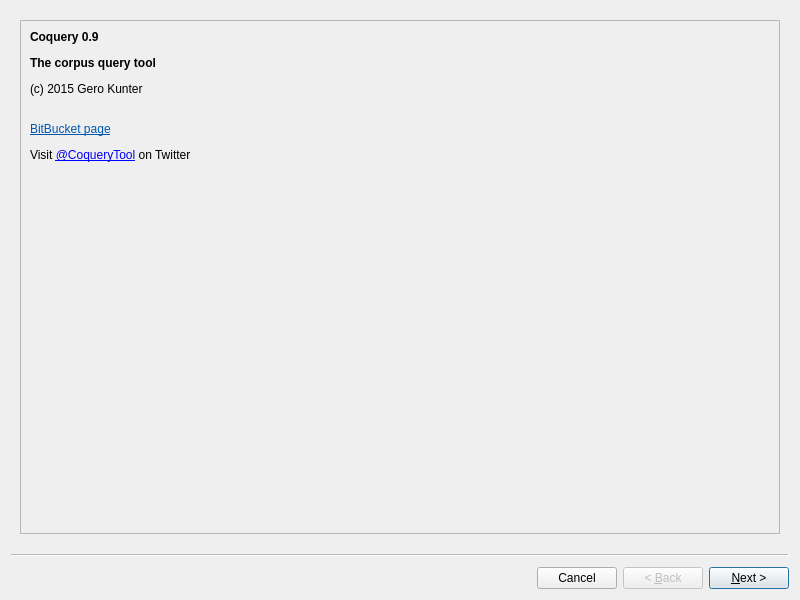
First picture: the form in coquery/gui/wizard.ui, repository gkunter/coquery, before the edit.
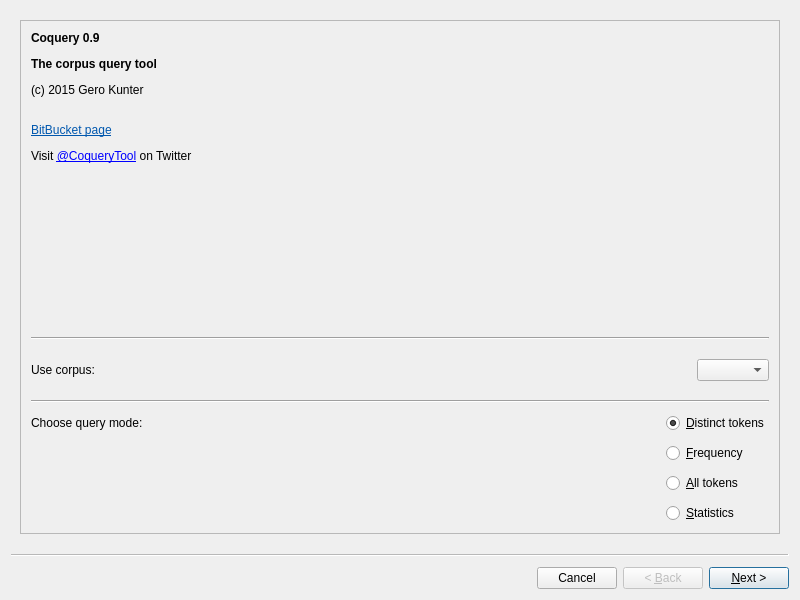
Second picture: the form after the edit. Icons and pictures are not drawn.

Commit message: Improve GUI interface. Add GUI for standalone program.

```diff
--- a/coquery/gui/wizard.ui
+++ b/coquery/gui/wizard.ui
@@ -15,8 +15,8 @@
   </property>
   <property name="minimumSize">
    <size>
-    <width>0</width>
-    <height>0</height>
+    <width>259</width>
+    <height>588</height>
    </size>
   </property>
   <property name="windowTitle">
@@ -25,83 +25,6 @@
   <property name="options">
    <set>QWizard::CancelButtonOnLeft</set>
   </property>
-  <widget class="QWizardPage" name="Welcome">
-   <property name="title">
-    <string/>
-   </property>
-   <property name="subTitle">
-    <string/>
-   </property>
-   <layout class="QVBoxLayout" name="verticalLayout_2">
-    <item>
-     <widget class="QFrame" name="frame">
-      <property name="sizePolicy">
-       <sizepolicy hsizetype="Preferred" vsizetype="Minimum">
-        <horstretch>0</horstretch>
-        <verstretch>0</verstretch>
-       </sizepolicy>
-      </property>
-      <property name="frameShape">
-       <enum>QFrame::StyledPanel</enum>
-      </property>
-      <property name="frameShadow">
-       <enum>QFrame::Raised</enum>
-      </property>
-      <layout class="QVBoxLayout" name="verticalLayout">
-       <item>
-        <layout class="QHBoxLayout" name="horizontalLayout_2">
-         <item>
-          <widget class="QLabel" name="label_3">
-           <property name="sizePolicy">
-            <sizepolicy hsizetype="Expanding" vsizetype="Minimum">
-             <horstretch>0</horstretch>
-             <verstretch>0</verstretch>
-            </sizepolicy>
-           </property>
-           <property name="text">
-            <string>&lt;html&gt;&lt;head/&gt;&lt;body&gt;&lt;p&gt;&lt;span style=&quot; font-weight:600;&quot;&gt;Coquery 0.9&lt;/span&gt;&lt;/p&gt;&lt;p&gt;&lt;span style=&quot; font-weight:600;&quot;&gt;The corpus query tool&lt;/span&gt;&lt;/p&gt;&lt;p&gt;(c) 2015 Gero Kunter&lt;/p&gt;&lt;p&gt;&lt;br/&gt;&lt;a href=&quot;https://bitbucket.org/gkunter/coquery&quot;&gt;&lt;span style=&quot; text-decoration: underline; color:#0057ae;&quot;&gt;BitBucket page&lt;/span&gt;&lt;/a&gt;&lt;/p&gt;&lt;p&gt;Visit &lt;a href=&quot;https://twitter.com/CoqueryTool&quot;&gt;@CoqueryTool&lt;/a&gt; on Twitter&lt;/p&gt;&lt;/body&gt;&lt;/html&gt;</string>
-           </property>
-          </widget>
-         </item>
-         <item>
-          <widget class="QLabel" name="Logo_3">
-           <property name="sizePolicy">
-            <sizepolicy hsizetype="Expanding" vsizetype="Minimum">
-             <horstretch>0</horstretch>
-             <verstretch>0</verstretch>
-            </sizepolicy>
-           </property>
-           <property name="text">
-            <string/>
-           </property>
-           <property name="pixmap">
-            <pixmap>../../.designer/backup/logo.png</pixmap>
-           </property>
-           <property name="alignment">
-            <set>Qt::AlignRight|Qt::AlignTrailing|Qt::AlignVCenter</set>
-           </property>
-          </widget>
-         </item>
-        </layout>
-       </item>
-       <item>
-        <spacer name="verticalSpacer_5">
-         <property name="orientation">
-          <enum>Qt::Vertical</enum>
-         </property>
-         <property name="sizeHint" stdset="0">
-          <size>
-           <width>20</width>
-           <height>370</height>
-          </size>
-         </property>
-        </spacer>
-       </item>
-      </layout>
-     </widget>
-    </item>
-   </layout>
-  </widget>
   <widget class="QWizardPage" name="CorpusSelection">
    <layout class="QVBoxLayout" name="verticalLayout_4">
     <item>
```
Left out of the diff: 2 changed lines with no effect on the pictures. The commit also changes 7 other files.
